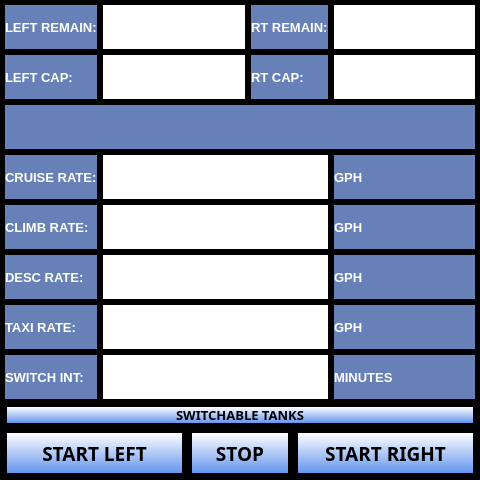
Above: ui/FuelTanksDialog.ui from UnexplodedMinds/Stratofier before the change. Below: the same form after it.
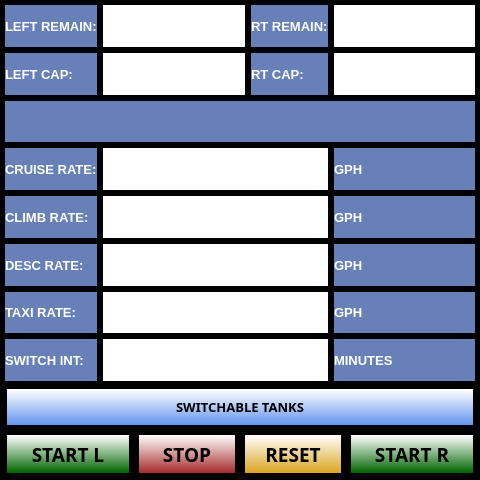
That is the form after the change. Custom widgets are drawn as their Qt base class.

Commit message: Improvements to fuel handling and fix tank scale overdraw issue in steep turns.

```diff
--- a/ui/FuelTanksDialog.ui
+++ b/ui/FuelTanksDialog.ui
@@ -2485,7 +2485,7 @@
      <property name="maximumSize">
       <size>
        <width>16777215</width>
-       <height>20</height>
+       <height>40</height>
       </size>
      </property>
      <property name="font">
@@ -2636,8 +2636,23 @@
          <bold>true</bold>
         </font>
        </property>
+       <property name="styleSheet">
+        <string notr="true">QPushButton
+{
+	border: none;
+	background-color: qlineargradient( x1:0, y1:0, x2:0, y2:1, stop: 0 white, stop:1 DarkGreen );
+	margin: 2px;
+}
+QPushButton::pressed
+{
+	border: none;
+	background-color: qlineargradient( x1:0, y1:0, x2:0, y2:1, stop: 0 DarkGreen, stop:1 white );
+	margin: 2px;
+}
+</string>
+       </property>
        <property name="text">
-        <string>START LEFT</string>
+        <string>START L</string>
        </property>
        <property name="iconSize">
         <size>
@@ -2675,6 +2690,21 @@
          <bold>true</bold>
         </font>
        </property>
+       <property name="styleSheet">
+        <string notr="true">QPushButton
+{
+	border: none;
+	background-color: qlineargradient( x1:0, y1:0, x2:0, y2:1, stop: 0 white, stop:1 Brown );
+	margin: 2px;
+}
+QPushButton::pressed
+{
+	border: none;
+	background-color: qlineargradient( x1:0, y1:0, x2:0, y2:1, stop: 0 Brown, stop:1 white );
+	margin: 2px;
+}
+</string>
+       </property>
        <property name="text">
         <string>STOP</string>
        </property>
@@ -2686,6 +2716,60 @@
        </property>
       </widget>
      </item>
+     <item>
+      <widget class="QPushButton" name="m_pResetFuelButton">
+       <property name="sizePolicy">
+        <sizepolicy hsizetype="MinimumExpanding" vsizetype="MinimumExpanding">
+         <horstretch>0</horstretch>
+         <verstretch>0</verstretch>
+        </sizepolicy>
+       </property>
+       <property name="minimumSize">
+        <size>
+         <width>100</width>
+         <height>0</height>
+        </size>
+       </property>
+       <property name="maximumSize">
+        <size>
+         <width>100</width>
+         <height>16777215</height>
+        </size>
+       </property>
+       <property name="font">
+        <font>
+         <family>Piboto</family>
+         <pointsize>14</pointsize>
+         <weight>75</weight>
+         <bold>true</bold>
+        </font>
+       </property>
+       <property name="styleSheet">
+        <string notr="true">QPushButton
+{
+	border: none;
+	background-color: qlineargradient( x1:0, y1:0, x2:0, y2:1, stop: 0 white, stop:1 GoldenRod );
+	margin: 2px;
+}
+QPushButton::pressed
+{
+	border: none;
+	background-color: qlineargradient( x1:0, y1:0, x2:0, y2:1, stop: 0 GoldenRod, stop:1 white );
+	margin: 2px;
+}
+</string>
+       </property>
+       <property name="text">
+        <string>RESET</string>
+       </property>
+       <property name="iconSize">
+        <size>
+         <width>32</width>
+         <height>32</height>
+        </size>
+       </property>
+      </widget>
+     </item>
      <item>
       <widget class="QPushButton" name="m_pStartRightButton">
        <property name="sizePolicy">
@@ -2702,8 +2786,23 @@
          <bold>true</bold>
         </font>
        </property>
+       <property name="styleSheet">
+        <string notr="true">QPushButton
+{
+	border: none;
+	background-color: qlineargradient( x1:0, y1:0, x2:0, y2:1, stop: 0 white, stop:1 DarkGreen );
+	margin: 2px;
+}
+QPushButton::pressed
+{
+	border: none;
+	background-color: qlineargradient( x1:0, y1:0, x2:0, y2:1, stop: 0 DarkGreen, stop:1 white );
+	margin: 2px;
+}
+</string>
+       </property>
        <property name="text">
-        <string>START RIGHT</string>
+        <string>START R</string>
        </property>
        <property name="iconSize">
         <size>
```
The commit also changes 4 other files.
